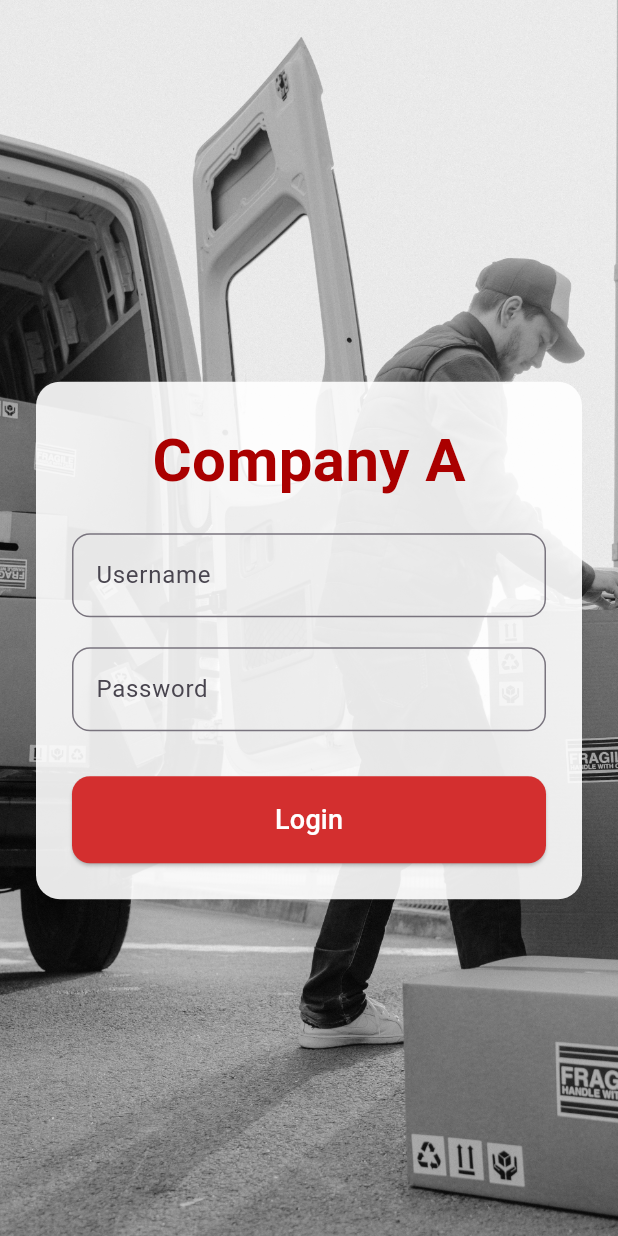
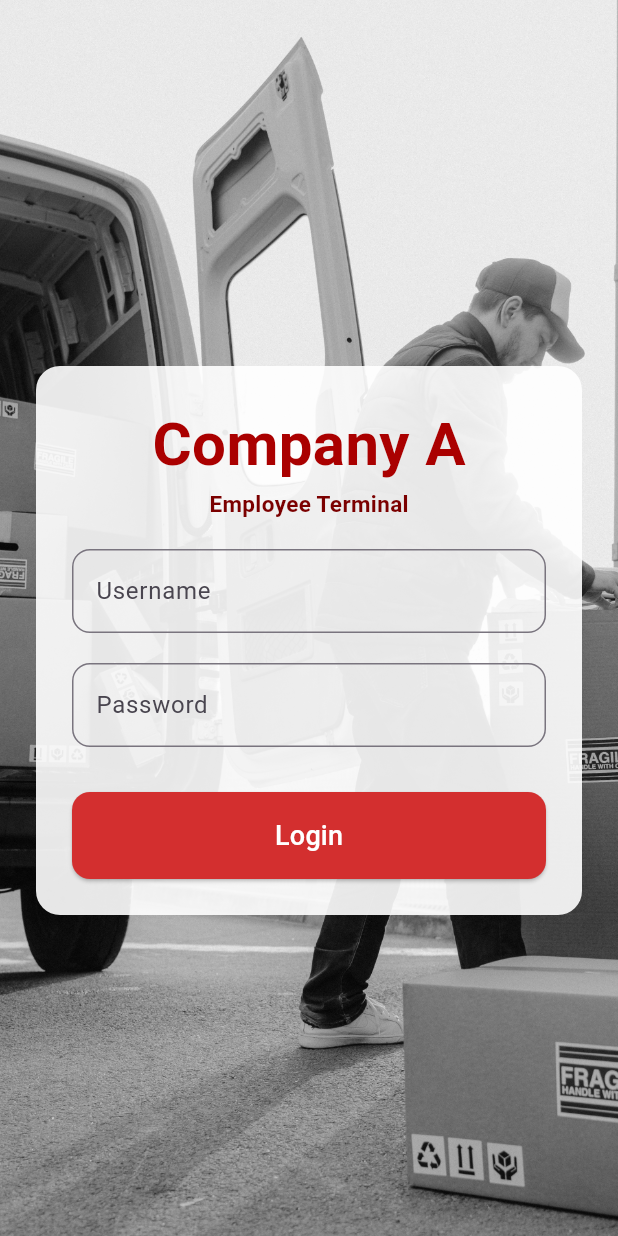
Before and after one commit to DBMS-CS3043-GROUP-38/SCMS-Flutter-Frontend, a Flutter app: the screen it shows after launch, on a phone screen of 412 x 824 dp. Run offline on Flutter 3.47's test engine with Material 3 defaults, Android fonts, the phone set to English and light mode, and no system bars.

Commit message:
added a smol Employee terminal text

```diff
--- a/deliveryapp/lib/pages/login.dart
+++ b/deliveryapp/lib/pages/login.dart
@@ -116,6 +116,14 @@ class _LoginScreenState extends State<LoginScreen> {
                                 color: Color.fromARGB(255, 170, 0, 0),
                               ),
                             ),
+                            Text(
+                              'Employee Terminal',
+                              style: TextStyle(
+                                fontSize: 15,
+                                fontWeight: FontWeight.bold,
+                                color: Color.fromARGB(255, 123, 0, 0),
+                              ),
+                            ),
                             SizedBox(
                               height: 20,
                             ),
```
